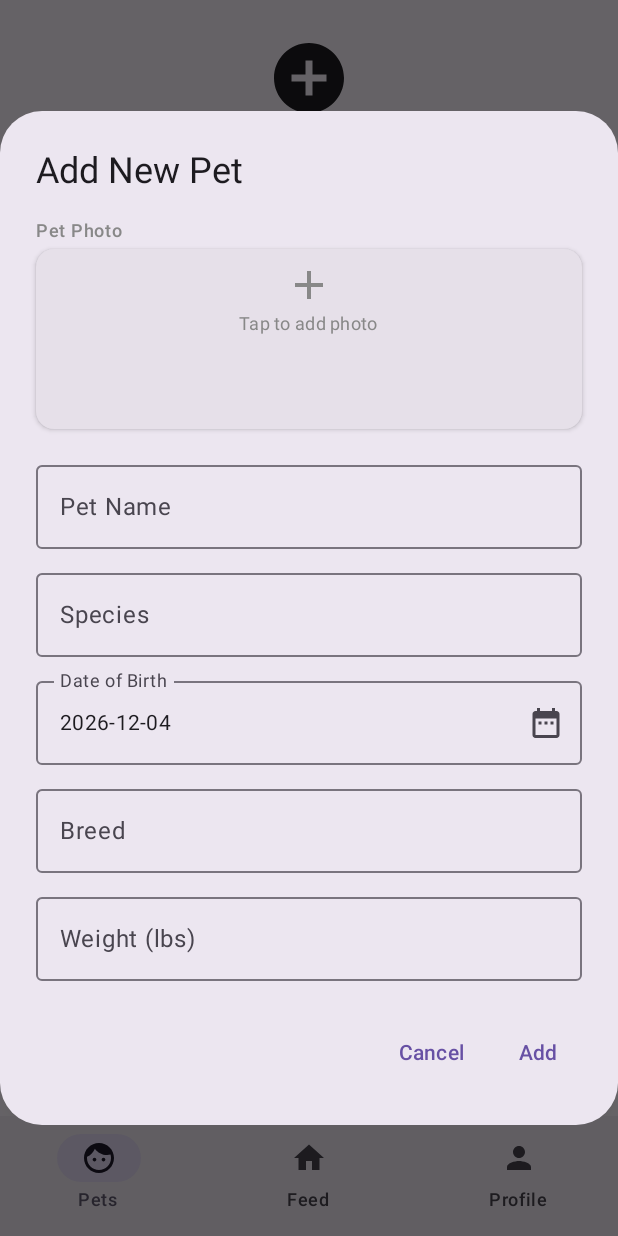
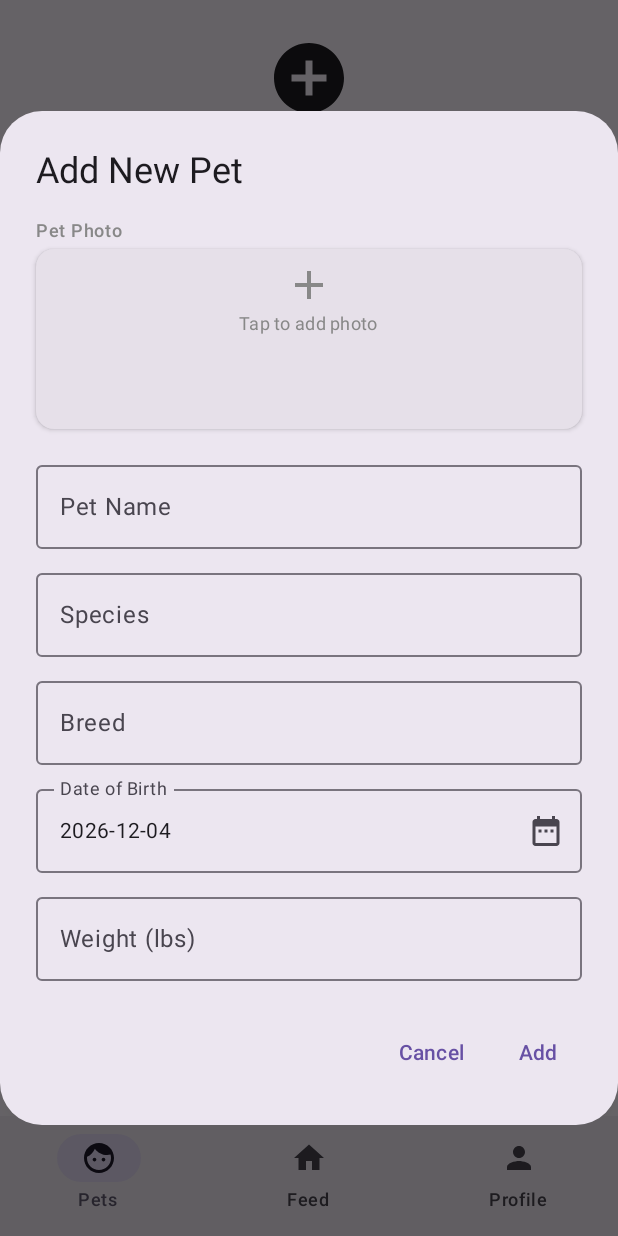
Before and after one commit to Aleck-Sun/CS446-Project, an Android app built with Jetpack Compose: the MainActivity screen opened directly, with no data from a screen before it, after a tap on "Add Pet", on a phone screen of 412 x 824 dp. Run offline under Robolectric (Android 15) with nearby library versions, the phone set to English and light mode, and no system bars; libraries missing offline, so code that uses them is left out: io.github.jan.supabase; 9 statements that could not run were skipped.

Commit message:
refactor code

```diff
--- a/app/src/main/java/com/example/cs446/ui/pages/main/pets/AddPetDialog.kt
+++ b/app/src/main/java/com/example/cs446/ui/pages/main/pets/AddPetDialog.kt
@@ -59,8 +59,7 @@ import com.example.cs446.ui.components.DropdownSelector
 @Composable
 fun AddPetDialog(
     onDismiss: () -> Unit,
-    // name, species, breed, birthdate, weight, imageUri
-    onAdd: (String, Species, Breed, Instant, Double, Uri?) -> Unit
+    onAdd: (name: String, species: Species, breed: Breed, birthdate: Instant, weight: Double, imageUri: Uri?) -> Unit
 ) {
     var name by remember { mutableStateOf("") }
     var selectedSpecies by remember { mutableStateOf<Species?>(null) }
@@ -82,6 +81,7 @@ fun AddPetDialog(
         selectedImageUri = uri
     }
 
+    // TODO: figure out date picker off by 1 issue
     if (showDatePicker) {
         val datePickerState = rememberDatePickerState(
             selectableDates = object : SelectableDates {
@@ -198,13 +198,7 @@ fun AddPetDialog(
                     isError = nameError,
                     modifier = Modifier.fillMaxWidth()
                 )
-                if (nameError) {
-                    Text(
-                        "Name cannot be empty.",
-                        color = MaterialTheme.colorScheme.error,
-                        fontSize = 12.sp
-                    )
-                }
+                if (nameError) Text("Name cannot be empty.", color = MaterialTheme.colorScheme.error, fontSize = 12.sp)
 
                 Spacer(modifier = Modifier.height(8.dp))
 
@@ -228,6 +222,24 @@ fun AddPetDialog(
 
                 Spacer(modifier = Modifier.height(8.dp))
 
+                // Breed
+                DropdownSelector(
+                    label = "Breed",
+                    selectedValue = selectedBreed,
+                    options = selectedSpecies?.let { species ->
+                        Breed.entries.filter { it == Breed.OTHER || speciesOfBreed(it) == species }
+                    } ?: emptyList(),
+                    onValueSelected = {
+                        selectedBreed = it
+                        breedError = false
+                    },
+                    isError = breedError,
+                    modifier = Modifier.fillMaxWidth()
+                )
+                if (breedError) Text("Please select a breed.", color = MaterialTheme.colorScheme.error, fontSize = 12.sp)
+
+                Spacer(modifier = Modifier.height(8.dp))
+
                 // Birthdate
                 OutlinedTextField(
                     value = birthdate.toString(),
@@ -246,24 +258,6 @@ fun AddPetDialog(
                         )
                     }
                 )
-
-                Spacer(modifier = Modifier.height(8.dp))
-
-                // Breed
-                DropdownSelector(
-                    label = "Breed",
-                    selectedValue = selectedBreed,
-                    options = selectedSpecies?.let { species ->
-                        Breed.entries.filter { it == Breed.OTHER || speciesOfBreed(it) == species }
-                    } ?: emptyList(),
-                    onValueSelected = {
-                        selectedBreed = it
-                        breedError = false
-                    },
-                    isError = breedError,
-                    modifier = Modifier.fillMaxWidth()
-                )
-                if (breedError) Text("Please select a breed.", color = MaterialTheme.colorScheme.error, fontSize = 12.sp)
 
                 Spacer(modifier = Modifier.height(8.dp))
 
```
Also changed, not shown: app/src/main/java/com/example/cs446/ui/pages/main/pets/EditPetDialog.kt (+22 -28 lines).
